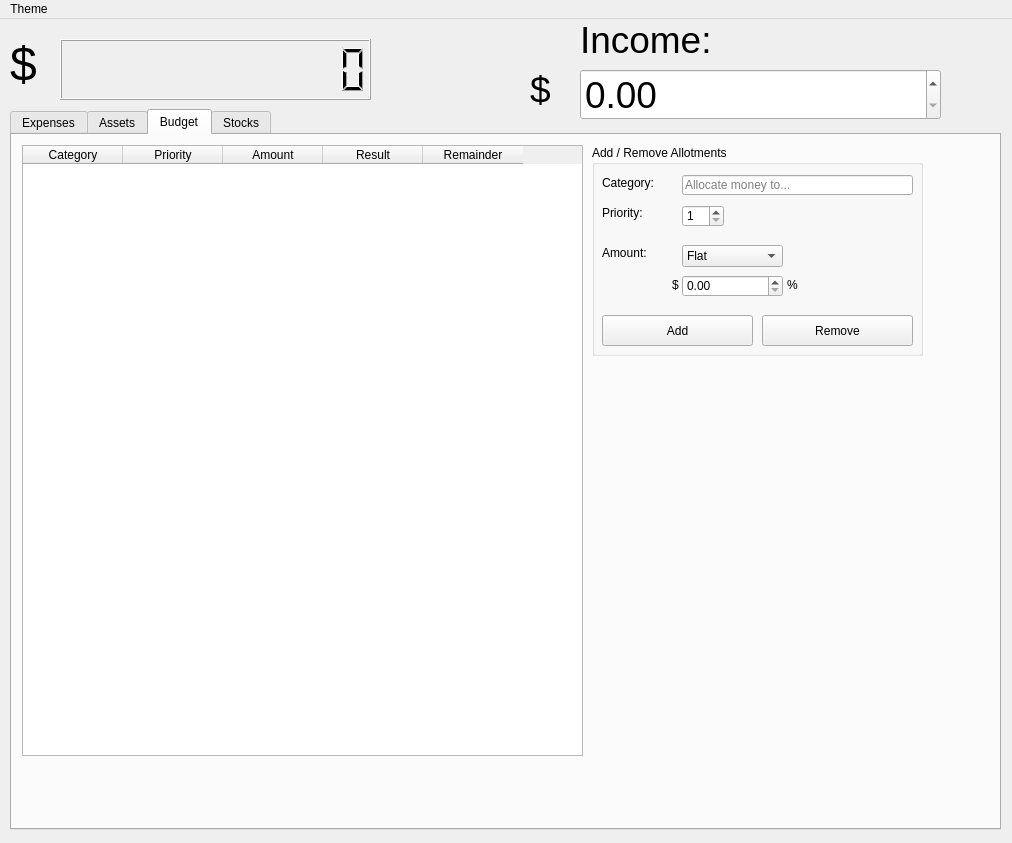
aayushdhiman/hoohacks2021, file window.ui: the form before one commit.
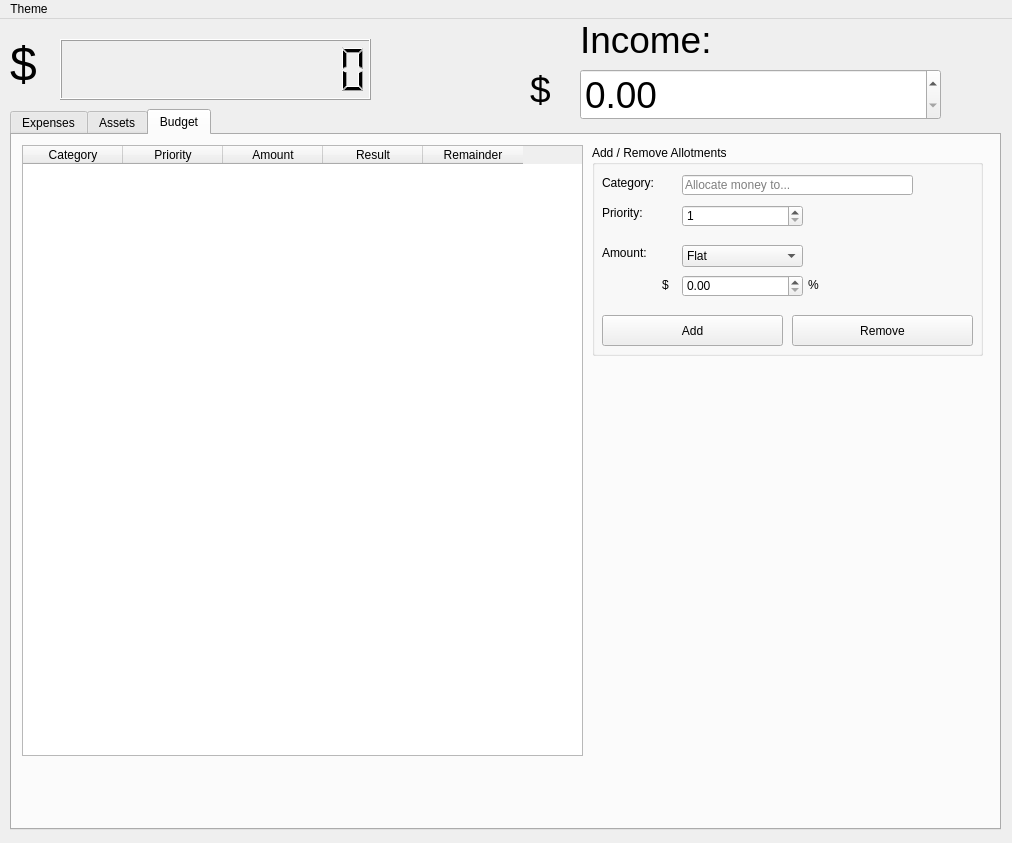
The form after the commit. The open tabs and pages were chosen to show the change.

Commit message: Add assets tab

```diff
--- a/window.ui
+++ b/window.ui
@@ -1241,7 +1241,7 @@
        <rect>
         <x>580</x>
         <y>10</y>
-        <width>331</width>
+        <width>391</width>
         <height>211</height>
        </rect>
       </property>
@@ -1292,7 +1292,7 @@
         <rect>
          <x>90</x>
          <y>130</y>
-         <width>101</width>
+         <width>121</width>
          <height>22</height>
         </rect>
        </property>
@@ -1321,7 +1321,7 @@
         <rect>
          <x>10</x>
          <y>170</y>
-         <width>151</width>
+         <width>181</width>
          <height>31</height>
         </rect>
        </property>
@@ -1332,9 +1332,9 @@
       <widget class="QPushButton" name="removeAllotment">
        <property name="geometry">
         <rect>
-         <x>170</x>
+         <x>200</x>
          <y>170</y>
-         <width>151</width>
+         <width>181</width>
          <height>31</height>
         </rect>
        </property>
@@ -1345,7 +1345,7 @@
       <widget class="QLabel" name="flatLabel">
        <property name="geometry">
         <rect>
-         <x>80</x>
+         <x>70</x>
          <y>130</y>
          <width>16</width>
          <height>20</height>
@@ -1360,7 +1360,7 @@
         <rect>
          <x>90</x>
          <y>60</y>
-         <width>42</width>
+         <width>121</width>
          <height>22</height>
         </rect>
        </property>
@@ -1377,9 +1377,9 @@
        </property>
        <property name="geometry">
         <rect>
-         <x>195</x>
+         <x>216</x>
          <y>130</y>
-         <width>16</width>
+         <width>21</width>
          <height>20</height>
         </rect>
        </property>
@@ -1392,7 +1392,7 @@
         <rect>
          <x>90</x>
          <y>100</y>
-         <width>101</width>
+         <width>121</width>
          <height>22</height>
         </rect>
        </property>
@@ -1409,30 +1409,6 @@
       </widget>
      </widget>
     </widget>
-    <widget class="QWidget" name="stocksTab">
-     <attribute name="title">
-      <string>Stocks</string>
-     </attribute>
-     <widget class="QTextBrowser" name="textBrowser">
-      <property name="geometry">
-       <rect>
-        <x>240</x>
-        <y>130</y>
-        <width>256</width>
-        <height>192</height>
-       </rect>
-      </property>
-      <property name="html">
-       <string>&lt;!DOCTYPE HTML PUBLIC &quot;-//W3C//DTD HTML 4.0//EN&quot; &quot;http://www.w3.org/TR/REC-html40/strict.dtd&quot;&gt;
-&lt;html&gt;&lt;head&gt;&lt;meta name=&quot;qrichtext&quot; content=&quot;1&quot; /&gt;&lt;style type=&quot;text/css&quot;&gt;
-p, li { white-space: pre-wrap; }
-&lt;/style&gt;&lt;/head&gt;&lt;body style=&quot; font-family:'MS Shell Dlg 2'; font-size:8.25pt; font-weight:400; font-style:normal;&quot;&gt;
-&lt;p style=&quot; margin-top:0px; margin-bottom:0px; margin-left:0px; margin-right:0px; -qt-block-indent:0; text-indent:0px;&quot;&gt;show Dow, Nasdaq, S&amp;amp;P, and some others from user input&lt;/p&gt;
-&lt;p style=&quot;-qt-paragraph-type:empty; margin-top:0px; margin-bottom:0px; margin-left:0px; margin-right:0px; -qt-block-indent:0; text-indent:0px;&quot;&gt;&lt;br /&gt;&lt;/p&gt;
-&lt;p style=&quot; margin-top:0px; margin-bottom:0px; margin-left:0px; margin-right:0px; -qt-block-indent:0; text-indent:0px;&quot;&gt;if i can somehow get a plotly graph to work on pyqt5 that would be epic&lt;/p&gt;&lt;/body&gt;&lt;/html&gt;</string>
-      </property>
-     </widget>
-    </widget>
    </widget>
    <widget class="QDoubleSpinBox" name="incomeBox">
     <property name="geometry">
```
Left out of the diff: 16 changed lines with no effect on the pictures. The commit also changes 2 other files.
